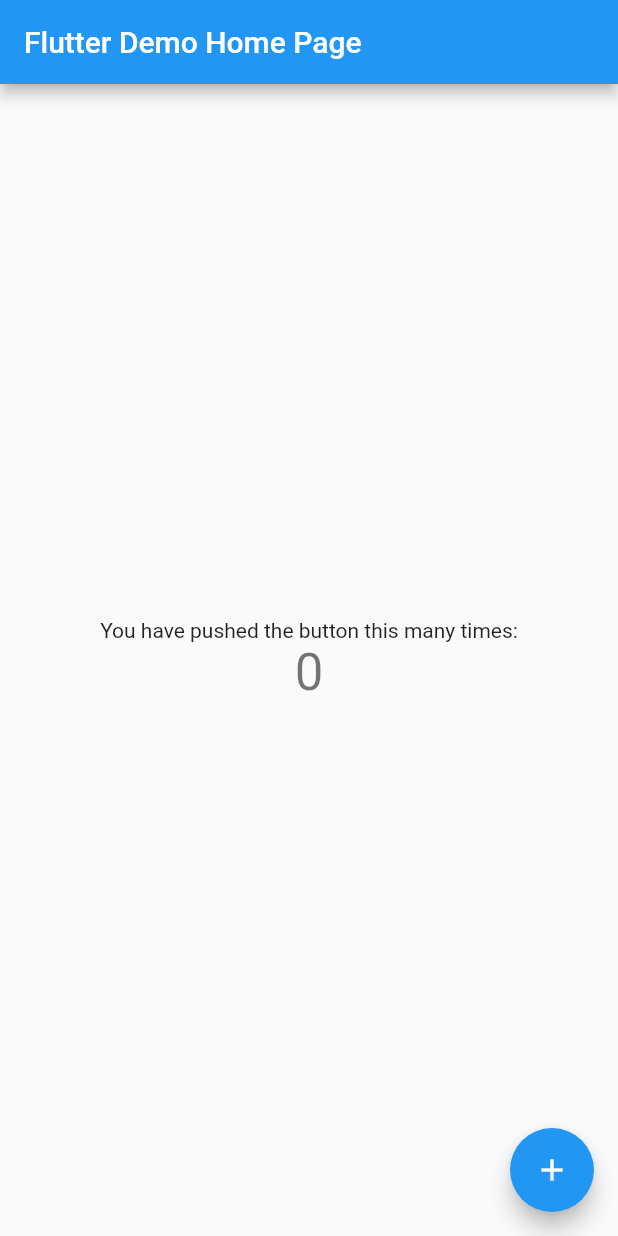
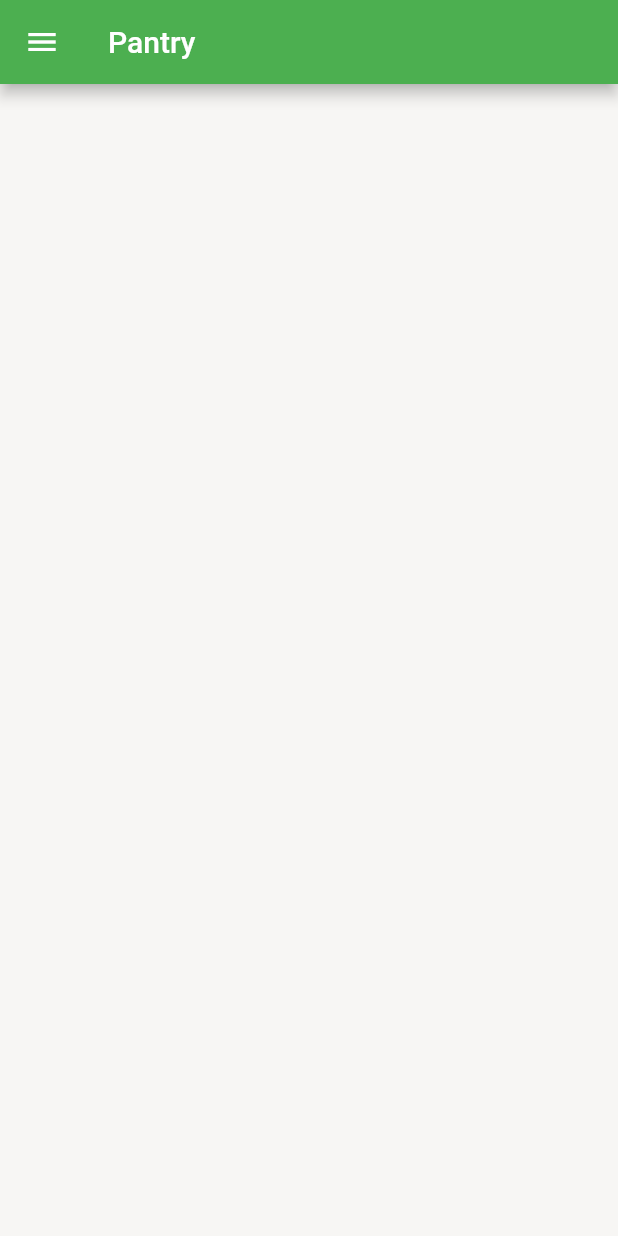
Before and after one commit to QuinAiton/Pantry, a Flutter app: the screen it shows after launch, on a phone screen of 412 x 824 dp. Run offline on Flutter 3.47's test engine with Material 2 defaults, Android fonts, the phone set to English and light mode, and no system bars.

Commit message:
Adds navbar

```diff
--- a/lib/main.dart
+++ b/lib/main.dart
@@ -1,115 +1,94 @@
 import 'package:flutter/material.dart';
 
-void main() {
-  runApp(const MyApp());
-}
+void main() => runApp(const MyApp());
 
 class MyApp extends StatelessWidget {
   const MyApp({super.key});
-
   // This widget is the root of your application.
   @override
   Widget build(BuildContext context) {
     return MaterialApp(
-      title: 'Flutter Demo',
+      title: 'Pantry App',
       theme: ThemeData(
-        // This is the theme of your application.
-        //
-        // Try running your application with "flutter run". You'll see the
-        // application has a blue toolbar. Then, without quitting the app, try
-        // changing the primarySwatch below to Colors.green and then invoke
-        // "hot reload" (press "r" in the console where you ran "flutter run",
-        // or simply save your changes to "hot reload" in a Flutter IDE).
-        // Notice that the counter didn't reset back to zero; the application
-        // is not restarted.
-        primarySwatch: Colors.blue,
+          scaffoldBackgroundColor: Color(0xF8F7F6F4),
+          primarySwatch: Colors.green
       ),
-      home: const MyHomePage(title: 'Flutter Demo Home Page'),
+      home: const MyHomePage(title: 'Pantry'),
     );
   }
 }
 
 class MyHomePage extends StatefulWidget {
   const MyHomePage({super.key, required this.title});
-
-  // This widget is the home page of your application. It is stateful, meaning
-  // that it has a State object (defined below) that contains fields that affect
-  // how it looks.
-
-  // This class is the configuration for the state. It holds the values (in this
-  // case the title) provided by the parent (in this case the App widget) and
-  // used by the build method of the State. Fields in a Widget subclass are
-  // always marked "final".
-
   final String title;
-
   @override
   State<MyHomePage> createState() => _MyHomePageState();
 }
 
 class _MyHomePageState extends State<MyHomePage> {
-  int _counter = 0;
+  int _selectedIndex = 0;
 
-  void _incrementCounter() {
+  void _onItemTapped(int index) {
     setState(() {
-      // This call to setState tells the Flutter framework that something has
-      // changed in this State, which causes it to rerun the build method below
-      // so that the display can reflect the updated values. If we changed
-      // _counter without calling setState(), then the build method would not be
-      // called again, and so nothing would appear to happen.
-      _counter++;
+      _selectedIndex = index;
     });
   }
 
   @override
   Widget build(BuildContext context) {
-    // This method is rerun every time setState is called, for instance as done
-    // by the _incrementCounter method above.
-    //
-    // The Flutter framework has been optimized to make rerunning build methods
-    // fast, so that you can just rebuild anything that needs updating rather
-    // than having to individually change instances of widgets.
+    var listView = ListView(
+      children: [
+        DrawerHeader(
+            child: Text(
+          'Pantry',
+        )),
+        ListTile(
+            title: const Text('Home'),
+            selected: _selectedIndex == 0,
+            onTap: () {
+              // Update the state of the app
+              _onItemTapped(0);
+              // Then close the drawer
+              Navigator.pop(context);
+            }),
+        ListTile(
+            title: const Text('Recipies'),
+            selected: _selectedIndex == 1,
+            onTap: () {
+              // Update the state of the app
+              _onItemTapped(1);
+              // Then close the drawer
+              Navigator.pop(context);
+            }),
+        ListTile(
+            title: const Text('Pantry'),
+            selected: _selectedIndex == 2,
+            onTap: () {
+              // Update the state of the app
+              _onItemTapped(2);
+              // Then close the drawer
+              Navigator.pop(context);
+            }),
+        ListTile(
+            title: const Text('Groceries'),
+            selected: _selectedIndex == 3,
+            onTap: () {
+              // Update the state of the app
+              _onItemTapped(3);
+              // Then close the drawer
+              Navigator.pop(context);
+            })
+      ],
+    );
     return Scaffold(
       appBar: AppBar(
-        // Here we take the value from the MyHomePage object that was created by
-        // the App.build method, and use it to set our appbar title.
         title: Text(widget.title),
       ),
-      body: Center(
-        // Center is a layout widget. It takes a single child and positions it
-        // in the middle of the parent.
-        child: Column(
-          // Column is also a layout widget. It takes a list of children and
-          // arranges them vertically. By default, it sizes itself to fit its
-          // children horizontally, and tries to be as tall as its parent.
-          //
-          // Invoke "debug painting" (press "p" in the console, choose the
-          // "Toggle Debug Paint" action from the Flutter Inspector in Android
-          // Studio, or the "Toggle Debug Paint" command in Visual Studio Code)
-          // to see the wireframe for each widget.
-          //
-          // Column has various properties to control how it sizes itself and
-          // how it positions its children. Here we use mainAxisAlignment to
-          // center the children vertically; the main axis here is the vertical
-          // axis because Columns are vertical (the cross axis would be
-          // horizontal).
-          mainAxisAlignment: MainAxisAlignment.center,
-          children: <Widget>[
-            const Text(
-              'You have pushed the button this many times:',
-            ),
-            Text(
-              '$_counter',
-              style: Theme.of(context).textTheme.headlineMedium,
-            ),
-          ],
-        ),
+      drawer: Drawer(
+        child: listView,
       ),
-      floatingActionButton: FloatingActionButton(
-        onPressed: _incrementCounter,
-        tooltip: 'Increment',
-        child: const Icon(Icons.add),
-      ), // This trailing comma makes auto-formatting nicer for build methods.
+      body: const Center(
+      ),
     );
   }
 }
```
